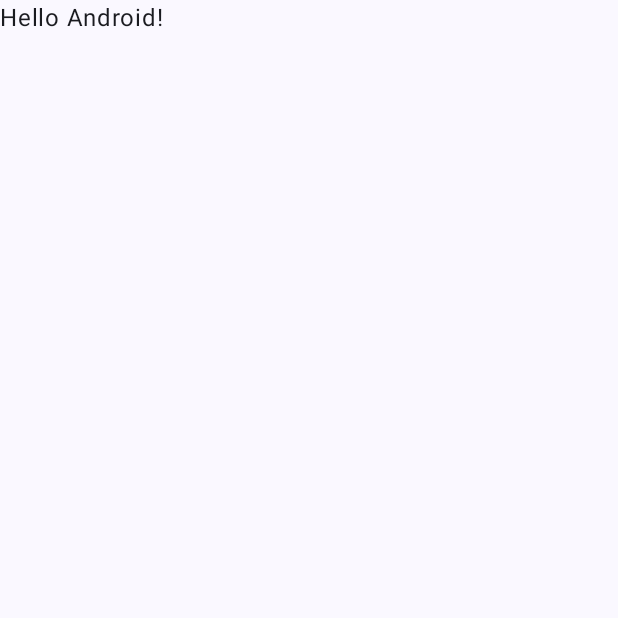
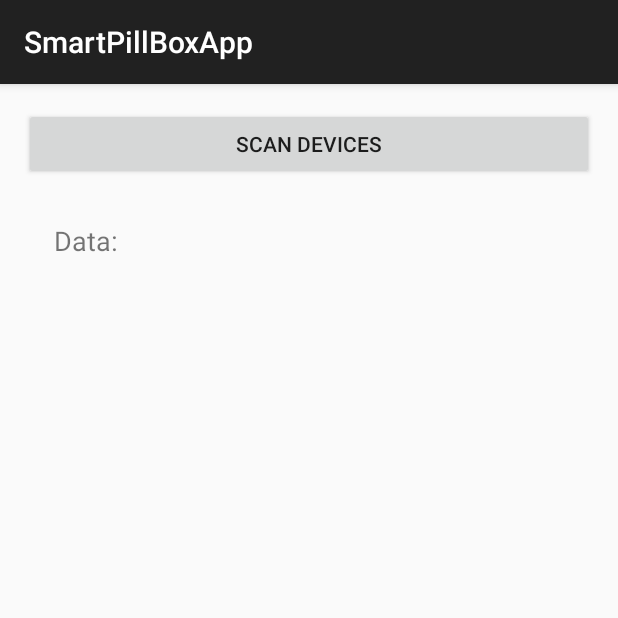
Before and after one commit to Nik-Filippov/SmartPillBoxApp, an Android app built with Jetpack Compose: the screen it shows after launch (MainActivity), on a phone screen of 412 x 824 dp, the top half of it. Before the commit the part shown is almost empty. Run offline under Robolectric (Android 15) with nearby library versions, the phone set to English and light mode, and no system bars.

Commit message:
Implemented device pairing and data collection via Bluetooth.

```diff
--- a/app/build.gradle.kts
+++ b/app/build.gradle.kts
@@ -49,6 +49,7 @@ dependencies {
     implementation(libs.androidx.ui.graphics)
     implementation(libs.androidx.ui.tooling.preview)
     implementation(libs.androidx.material3)
+    implementation(libs.androidx.appcompat)
     testImplementation(libs.junit)
     androidTestImplementation(libs.androidx.junit)
     androidTestImplementation(libs.androidx.espresso.core)
--- /dev/null
+++ b/app/src/main/java/com/example/smartpillboxapp/MainActivity.java
@@ -0,0 +1,219 @@
+package com.example.smartpillboxapp;
+
+import android.Manifest;
+import android.bluetooth.BluetoothAdapter;
+import android.bluetooth.BluetoothDevice;
+import android.bluetooth.BluetoothSocket;
+import android.content.BroadcastReceiver;
+import android.content.Context;
+import android.content.Intent;
+import android.content.IntentFilter;
+import android.content.pm.PackageManager;
+import android.os.Bundle;
+import android.widget.ArrayAdapter;
+import android.widget.Button;
+import android.widget.ListView;
+import android.widget.TextView;
+import android.widget.Toast;
+import androidx.appcompat.app.AppCompatActivity;
+import androidx.core.app.ActivityCompat;
+import androidx.core.content.ContextCompat;
+
+import java.io.IOException;
+import java.io.InputStream;
+import java.util.ArrayList;
+import java.util.Set;
+import java.util.UUID;
+
+public class MainActivity extends AppCompatActivity {
+
+    private BluetoothAdapter bluetoothAdapter;
+    private ArrayAdapter<String> devicesAdapter;
+    private ArrayList<BluetoothDevice> devicesList = new ArrayList<>();
+    private static final int REQUEST_ENABLE_BT = 1;
+    private static final int REQUEST_BLUETOOTH_CONNECT = 2;
+    private static final int REQUEST_BLUETOOTH_SCAN = 3;
+
+    @Override
+    protected void onCreate(Bundle savedInstanceState) {
+        super.onCreate(savedInstanceState);
+        setContentView(R.layout.activity_main);
+
+        Button btnScan = findViewById(R.id.btnScan);
+        ListView lvDevices = findViewById(R.id.lvDevices);
+
+        bluetoothAdapter = BluetoothAdapter.getDefaultAdapter();
+        devicesAdapter = new ArrayAdapter<>(this, android.R.layout.simple_list_item_1);
+        lvDevices.setAdapter(devicesAdapter);
+
+        btnScan.setOnClickListener(view -> scanDevices());
+        lvDevices.setOnItemClickListener((adapterView, view, i, l) -> connectToDevice(devicesList.get(i)));
+
+        if (bluetoothAdapter == null) {
+            Toast.makeText(this, "Bluetooth not supported on this device", Toast.LENGTH_SHORT).show();
+            return;
+        }
+
+        // For Android 12 and higher, request Bluetooth permissions dynamically
+        if (ContextCompat.checkSelfPermission(this, Manifest.permission.BLUETOOTH_CONNECT) == PackageManager.PERMISSION_GRANTED
+                && ContextCompat.checkSelfPermission(this, Manifest.permission.BLUETOOTH_SCAN) == PackageManager.PERMISSION_GRANTED) {
+            scanDevices();
+        } else {
+            ActivityCompat.requestPermissions(this, new String[]{
+                    Manifest.permission.BLUETOOTH_CONNECT,
+                    Manifest.permission.BLUETOOTH_SCAN
+            }, REQUEST_BLUETOOTH_CONNECT);
+        }
+    }
+
+    // Start scanning for devices
+    private void scanDevices() {
+        if (!bluetoothAdapter.isEnabled()) {
+            Intent enableBtIntent = new Intent(BluetoothAdapter.ACTION_REQUEST_ENABLE);
+            if (ActivityCompat.checkSelfPermission(this, Manifest.permission.BLUETOOTH_CONNECT) != PackageManager.PERMISSION_GRANTED) {
+                return;
+            }
+            startActivityForResult(enableBtIntent, REQUEST_ENABLE_BT);
+            return;
+        }
+
+        devicesList.clear();
+        devicesAdapter.clear();
+
+        Set<BluetoothDevice> pairedDevices = bluetoothAdapter.getBondedDevices();
+        for (BluetoothDevice device : pairedDevices) {
+            devicesAdapter.add(device.getName() + "\n" + device.getAddress());
+            devicesList.add(device);
+        }
+
+        // Start Bluetooth discovery for other devices
+        IntentFilter filter = new IntentFilter(BluetoothDevice.ACTION_FOUND);
+        registerReceiver(receiver, filter);
+        bluetoothAdapter.startDiscovery();
+    }
+
+    // Handle the discovery results
+    private final BroadcastReceiver receiver = new BroadcastReceiver() {
+        @Override
+        public void onReceive(Context context, Intent intent) {
+            String action = intent.getAction();
+            if (BluetoothDevice.ACTION_FOUND.equals(action)) {
+                BluetoothDevice device = intent.getParcelableExtra(BluetoothDevice.EXTRA_DEVICE);
+                if (device != null && !devicesList.contains(device)) {
+                    if (ActivityCompat.checkSelfPermission(MainActivity.this, Manifest.permission.BLUETOOTH_CONNECT) != PackageManager.PERMISSION_GRANTED) {
+                        return;
+                    }
+                    devicesAdapter.add(device.getName() + "\n" + device.getAddress());
+                    devicesList.add(device);
+                }
+            }
+        }
+    };
+
+    // Connect to the selected Bluetooth device
+    private void connectToDevice(BluetoothDevice device) {
+        if (ActivityCompat.checkSelfPermission(this, Manifest.permission.BLUETOOTH_CONNECT) != PackageManager.PERMISSION_GRANTED) {
+            return;
+        }
+
+        new Thread(() -> {
+            BluetoothSocket socket = null;
+            InputStream inputStream = null;
+            try {
+                // Create an RFCOMM socket to the Bluetooth device
+                socket = device.createRfcommSocketToServiceRecord(UUID.fromString("00001101-0000-1000-8000-00805F9B34FB"));
+                socket.connect();
+
+                // Get the input stream for reading data
+                inputStream = socket.getInputStream();
+
+                // Start a loop to continuously read from the input stream
+                byte[] buffer = new byte[1024];  // Buffer to store the incoming data
+                int bytes; // Number of bytes read from the input stream
+                while (true) {
+                    try {
+                        // Read from the input stream
+                        bytes = inputStream.read(buffer);
+                        if (bytes > 0) {
+                            // Convert the data to a string and process it
+                            String data = new String(buffer, 0, bytes);
+
+                            // Update the UI with the received data
+                            runOnUiThread(() -> {
+                                // Update the TextView with the new data
+                                TextView tvData = findViewById(R.id.tvData);
+                                tvData.setText("Data: " + data);
+                            });
+                        }
+                    } catch (IOException e) {
+                        e.printStackTrace();
+                        break; // Exit the loop if there's an error reading data
+                    }
+                }
+            } catch (IOException e) {
+                e.printStackTrace();
+                runOnUiThread(() -> Toast.makeText(MainActivity.this, "Connection failed", Toast.LENGTH_SHORT).show());
+            } finally {
+                try {
+                    if (socket != null) {
+                        socket.close(); // Close the socket when done
+                    }
+                } catch (IOException e) {
+                    e.printStackTrace();
+                }
+            }
+        }).start();
+    }
+
+
+
+    // Handle pairing state changes
+    private final BroadcastReceiver pairingReceiver = new BroadcastReceiver() {
+        @Override
+        public void onReceive(Context context, Intent intent) {
+            String action = intent.getAction();
+            if (BluetoothDevice.ACTION_BOND_STATE_CHANGED.equals(action)) {
+                BluetoothDevice device = intent.getParcelableExtra(BluetoothDevice.EXTRA_DEVICE);
+                int bondState = intent.getIntExtra(BluetoothDevice.EXTRA_BOND_STATE, BluetoothDevice.ERROR);
+                switch (bondState) {
+                    case BluetoothDevice.BOND_BONDED:
+                        Toast.makeText(MainActivity.this, "Device paired", Toast.LENGTH_SHORT).show();
+                        break;
+                    case BluetoothDevice.BOND_BONDING:
+                        Toast.makeText(MainActivity.this, "Pairing in progress", Toast.LENGTH_SHORT).show();
+                        break;
+                    case BluetoothDevice.BOND_NONE:
+                        Toast.makeText(MainActivity.this, "Pairing failed", Toast.LENGTH_SHORT).show();
+                        break;
+                }
+            }
+        }
+    };
+
+    @Override
+    protected void onResume() {
+        super.onResume();
+        registerReceiver(receiver, new IntentFilter(BluetoothDevice.ACTION_FOUND));
+        registerReceiver(pairingReceiver, new IntentFilter(BluetoothDevice.ACTION_BOND_STATE_CHANGED));
+    }
+
+    @Override
+    protected void onPause() {
+        super.onPause();
+        unregisterReceiver(receiver);
+        unregisterReceiver(pairingReceiver);
+    }
+
+    @Override
+    public void onRequestPermissionsResult(int requestCode, String[] permissions, int[] grantResults) {
+        super.onRequestPermissionsResult(requestCode, permissions, grantResults);
+        if (requestCode == REQUEST_BLUETOOTH_CONNECT) {
+            if (grantResults.length > 0 && grantResults[0] == PackageManager.PERMISSION_GRANTED &&
+                    grantResults.length > 1 && grantResults[1] == PackageManager.PERMISSION_GRANTED) {
+                scanDevices();
+            } else {
+                Toast.makeText(this, "Bluetooth permission denied", Toast.LENGTH_SHORT).show();
+            }
+        }
+    }
+}
--- a/app/src/main/java/com/example/smartpillboxapp/MainActivity.kt
+++ /dev/null
@@ -1,47 +0,0 @@
-package com.example.smartpillboxapp
-
-import android.os.Bundle
-import androidx.activity.ComponentActivity
-import androidx.activity.compose.setContent
-import androidx.activity.enableEdgeToEdge
-import androidx.compose.foundation.layout.fillMaxSize
-import androidx.compose.foundation.layout.padding
-import androidx.compose.material3.Scaffold
-import androidx.compose.material3.Text
-import androidx.compose.runtime.Composable
-import androidx.compose.ui.Modifier
-import androidx.compose.ui.tooling.preview.Preview
-import com.example.smartpillboxapp.ui.theme.SmartPillBoxAppTheme
-
-class MainActivity : ComponentActivity() {
-    override fun onCreate(savedInstanceState: Bundle?) {
-        super.onCreate(savedInstanceState)
-        enableEdgeToEdge()
-        setContent {
-            SmartPillBoxAppTheme {
-                Scaffold(modifier = Modifier.fillMaxSize()) { innerPadding ->
-                    Greeting(
-                        name = "Android",
-                        modifier = Modifier.padding(innerPadding)
-                    )
-                }
-            }
-        }
-    }
-}
-
-@Composable
-fun Greeting(name: String, modifier: Modifier = Modifier) {
-    Text(
-        text = "Hello $name!",
-        modifier = modifier
-    )
-}
-
-@Preview(showBackground = true)
-@Composable
-fun GreetingPreview() {
-    SmartPillBoxAppTheme {
-        Greeting("Android")
-    }
-}
--- /dev/null
+++ b/app/src/main/res/layout/activity_main.xml
@@ -0,0 +1,41 @@
+<LinearLayout
+    xmlns:android="http://schemas.android.com/apk/res/android"
+    android:orientation="vertical"
+    android:layout_width="match_parent"
+    android:layout_height="match_parent"
+    android:padding="16dp">
+
+    <!-- Button to scan for devices -->
+    <Button
+        android:id="@+id/btnScan"
+        android:layout_width="match_parent"
+        android:layout_height="wrap_content"
+        android:text="Scan Devices" />
+
+    <!-- List to display found devices -->
+    <ListView
+        android:id="@+id/lvDevices"
+        android:layout_width="match_parent"
+        android:layout_height="wrap_content"
+        android:layout_marginTop="8dp" />
+
+    <!-- Button to disconnect from a device (initially hidden) -->
+    <Button
+        android:id="@+id/btnDisconnect"
+        android:layout_width="match_parent"
+        android:layout_height="wrap_content"
+        android:text="Disconnect"
+        android:visibility="gone"
+        android:layout_marginTop="8dp" />
+
+    <!-- TextView to display data received from the device -->
+    <TextView
+        android:id="@+id/tvData"
+        android:layout_width="wrap_content"
+        android:layout_height="wrap_content"
+        android:text="Data:"
+        android:textSize="18sp"
+        android:layout_marginTop="20dp"
+        android:layout_marginStart="20dp"
+        android:layout_marginEnd="20dp"/>
+</LinearLayout>
--- a/app/src/main/res/values/themes.xml
+++ b/app/src/main/res/values/themes.xml
@@ -1,5 +1,5 @@
 <?xml version="1.0" encoding="utf-8"?>
 <resources>
-
-    <style name="Theme.SmartPillBoxApp" parent="android:Theme.Material.Light.NoActionBar" />
+    <style name="Theme.SmartPillBoxApp" parent="Theme.AppCompat.Light.DarkActionBar">
+    </style>
 </resources>
--- a/gradle.properties
+++ b/gradle.properties
@@ -21,3 +21,6 @@ kotlin.code.style=official
 # resources declared in the library itself and none from the library's dependencies,
 # thereby reducing the size of the R class for that library
 android.nonTransitiveRClass=true
+dependencies{
+implementation 'androidx.appcompat:appcompat:1.6.1'
+}
--- a/gradle/libs.versions.toml
+++ b/gradle/libs.versions.toml
@@ -8,6 +8,7 @@ espressoCore = "3.5.1"
 lifecycleRuntimeKtx = "2.6.1"
 activityCompose = "1.8.0"
 composeBom = "2024.04.01"
+appcompat = "1.7.0"
 
 [libraries]
 androidx-core-ktx = { group = "androidx.core", name = "core-ktx", version.ref = "coreKtx" }
@@ -24,6 +25,7 @@ androidx-ui-tooling-preview = { group = "androidx.compose.ui", name = "ui-toolin
 androidx-ui-test-manifest = { group = "androidx.compose.ui", name = "ui-test-manifest" }
 androidx-ui-test-junit4 = { group = "androidx.compose.ui", name = "ui-test-junit4" }
 androidx-material3 = { group = "androidx.compose.material3", name = "material3" }
+androidx-appcompat = { group = "androidx.appcompat", name = "appcompat", version.ref = "appcompat" }
 
 [plugins]
 android-application = { id = "com.android.application", version.ref = "agp" }
```
